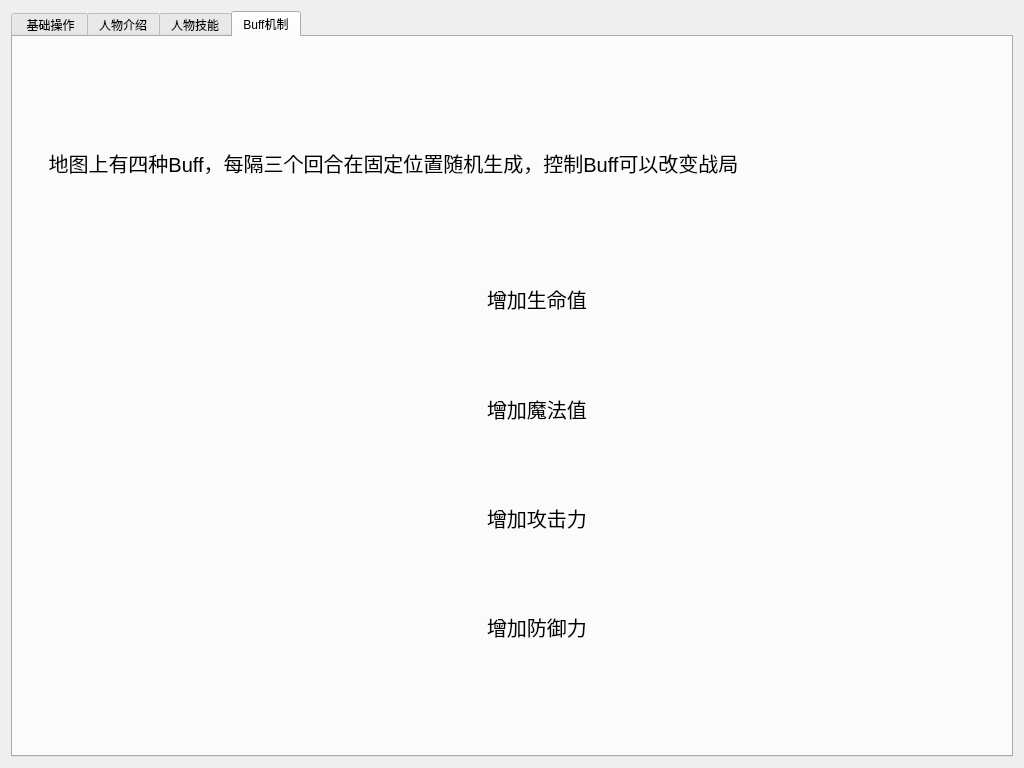
Old version of the form coursewidget.ui in the repository adfwer233/AStrangeGame.
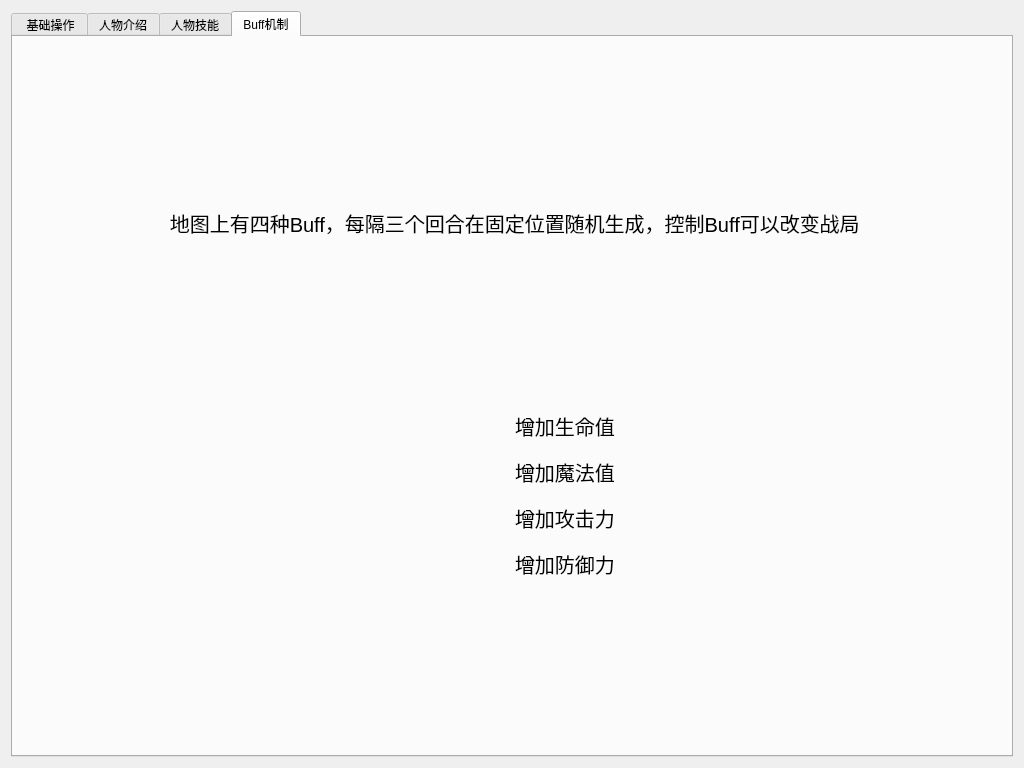
New version of the form. The open tabs and pages were chosen to show the change. Icons and pictures are not drawn.

```diff
--- a/coursewidget.ui
+++ b/coursewidget.ui
@@ -14,7 +14,7 @@
    <string>Form</string>
   </property>
   <layout class="QGridLayout" name="gridLayout_2">
-   <item row="0" column="0">
+   <item row="0" column="1">
     <widget class="QTabWidget" name="tabWidget">
      <property name="currentIndex">
       <number>3</number>
@@ -274,15 +274,9 @@
       <attribute name="title">
        <string>Buff机制</string>
       </attribute>
+      <layout class="QGridLayout" name="gridLayout">
+       <item row="1" column="0">
       <widget class="QLabel" name="label_15">
-       <property name="geometry">
-        <rect>
-         <x>30</x>
-         <y>70</y>
-         <width>921</width>
-         <height>111</height>
-        </rect>
-       </property>
        <property name="font">
         <font>
          <pointsize>15</pointsize>
@@ -291,21 +285,43 @@
        <property name="text">
         <string> 地图上有四种Buff，每隔三个回合在固定位置随机生成，控制Buff可以改变战局</string>
        </property>
-      </widget>
-      <widget class="QWidget" name="">
-       <property name="geometry">
-        <rect>
-         <x>260</x>
-         <y>210</y>
-         <width>421</width>
-         <height>431</height>
-        </rect>
-       </property>
+         <property name="alignment">
+          <set>Qt::AlignCenter</set>
+         </property>
+        </widget>
+       </item>
+       <item row="0" column="0">
+        <spacer name="verticalSpacer_2">
+         <property name="orientation">
+          <enum>Qt::Vertical</enum>
+         </property>
+         <property name="sizeHint" stdset="0">
+          <size>
+           <width>20</width>
+           <height>40</height>
+          </size>
+         </property>
+        </spacer>
+       </item>
+       <item row="3" column="0">
        <layout class="QVBoxLayout" name="verticalLayout_4">
         <item>
          <layout class="QVBoxLayout" name="verticalLayout_2">
           <item>
            <layout class="QHBoxLayout" name="horizontalLayout">
+             <item>
+              <spacer name="verticalSpacer_5">
+               <property name="orientation">
+                <enum>Qt::Vertical</enum>
+               </property>
+               <property name="sizeHint" stdset="0">
+                <size>
+                 <width>20</width>
+                 <height>40</height>
+                </size>
+               </property>
+              </spacer>
+             </item>
             <item>
              <widget class="QLabel" name="label_17">
               <property name="text">
@@ -328,10 +344,36 @@
               </property>
              </widget>
             </item>
+             <item>
+              <spacer name="verticalSpacer_8">
+               <property name="orientation">
+                <enum>Qt::Vertical</enum>
+               </property>
+               <property name="sizeHint" stdset="0">
+                <size>
+                 <width>20</width>
+                 <height>40</height>
+                </size>
+               </property>
+              </spacer>
+             </item>
            </layout>
           </item>
           <item>
            <layout class="QHBoxLayout" name="horizontalLayout_2">
+             <item>
+              <spacer name="verticalSpacer_4">
+               <property name="orientation">
+                <enum>Qt::Vertical</enum>
+               </property>
+               <property name="sizeHint" stdset="0">
+                <size>
+                 <width>20</width>
+                 <height>40</height>
+                </size>
+               </property>
+              </spacer>
+             </item>
             <item>
              <widget class="QLabel" name="label_18">
               <property name="text">
@@ -354,6 +396,19 @@
               </property>
              </widget>
             </item>
+             <item>
+              <spacer name="verticalSpacer_9">
+               <property name="orientation">
+                <enum>Qt::Vertical</enum>
+               </property>
+               <property name="sizeHint" stdset="0">
+                <size>
+                 <width>20</width>
+                 <height>40</height>
+                </size>
+               </property>
+              </spacer>
+             </item>
            </layout>
           </item>
          </layout>
@@ -362,6 +417,19 @@
          <layout class="QVBoxLayout" name="verticalLayout_3">
           <item>
            <layout class="QHBoxLayout" name="horizontalLayout_3">
+             <item>
+              <spacer name="verticalSpacer_6">
+               <property name="orientation">
+                <enum>Qt::Vertical</enum>
+               </property>
+               <property name="sizeHint" stdset="0">
+                <size>
+                 <width>20</width>
+                 <height>40</height>
+                </size>
+               </property>
+              </spacer>
+             </item>
             <item>
              <widget class="QLabel" name="label_16">
               <property name="text">
@@ -387,10 +455,36 @@
               </property>
              </widget>
             </item>
+             <item>
+              <spacer name="verticalSpacer_10">
+               <property name="orientation">
+                <enum>Qt::Vertical</enum>
+               </property>
+               <property name="sizeHint" stdset="0">
+                <size>
+                 <width>20</width>
+                 <height>40</height>
+                </size>
+               </property>
+              </spacer>
+             </item>
            </layout>
           </item>
           <item>
            <layout class="QHBoxLayout" name="horizontalLayout_4">
+             <item>
+              <spacer name="verticalSpacer_7">
+               <property name="orientation">
+                <enum>Qt::Vertical</enum>
+               </property>
+               <property name="sizeHint" stdset="0">
+                <size>
+                 <width>20</width>
+                 <height>40</height>
+                </size>
+               </property>
+              </spacer>
+             </item>
             <item>
              <widget class="QLabel" name="label_19">
               <property name="text">
@@ -413,12 +507,52 @@
               </property>
              </widget>
             </item>
+             <item>
+              <spacer name="verticalSpacer_11">
+               <property name="orientation">
+                <enum>Qt::Vertical</enum>
+               </property>
+               <property name="sizeHint" stdset="0">
+                <size>
+                 <width>20</width>
+                 <height>40</height>
+                </size>
+               </property>
+              </spacer>
+             </item>
            </layout>
           </item>
          </layout>
         </item>
        </layout>
-      </widget>
+       </item>
+       <item row="4" column="0">
+        <spacer name="verticalSpacer">
+         <property name="orientation">
+          <enum>Qt::Vertical</enum>
+         </property>
+         <property name="sizeHint" stdset="0">
+          <size>
+           <width>20</width>
+           <height>40</height>
+          </size>
+         </property>
+        </spacer>
+       </item>
+       <item row="2" column="0">
+        <spacer name="verticalSpacer_3">
+         <property name="orientation">
+          <enum>Qt::Vertical</enum>
+         </property>
+         <property name="sizeHint" stdset="0">
+          <size>
+           <width>20</width>
+           <height>40</height>
+          </size>
+         </property>
+        </spacer>
+       </item>
+      </layout>
      </widget>
     </widget>
    </item>
```
Left out of the diff: 379 changed lines with no effect on the pictures. Lines whose indentation alone changed are shown as unchanged.
